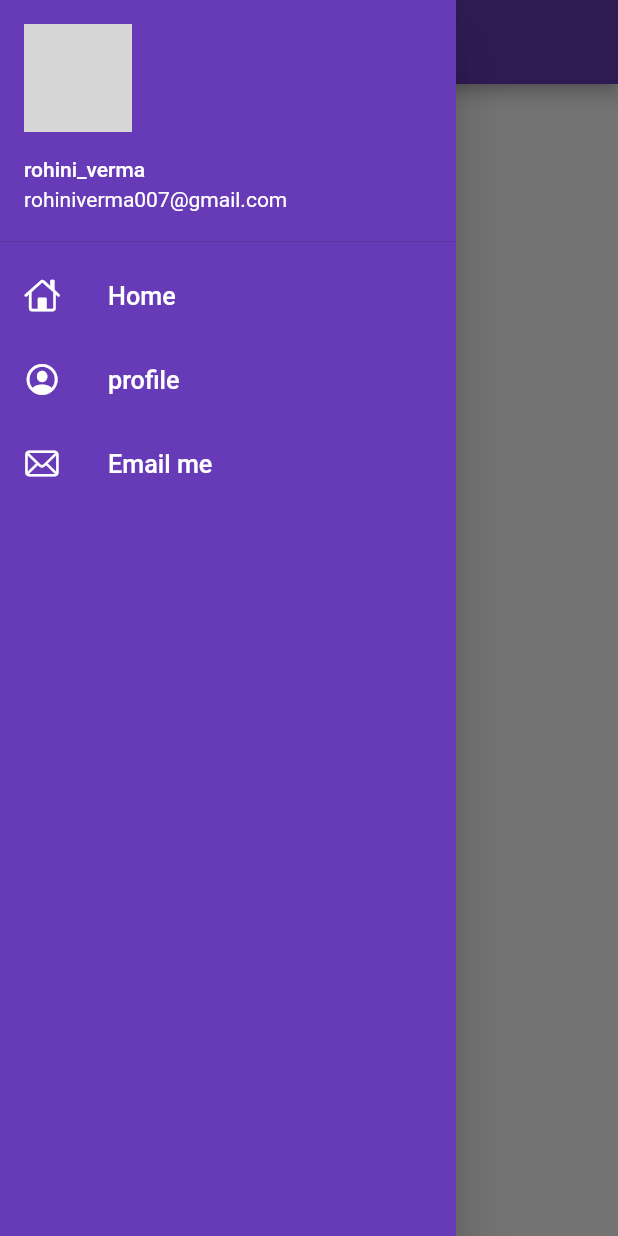
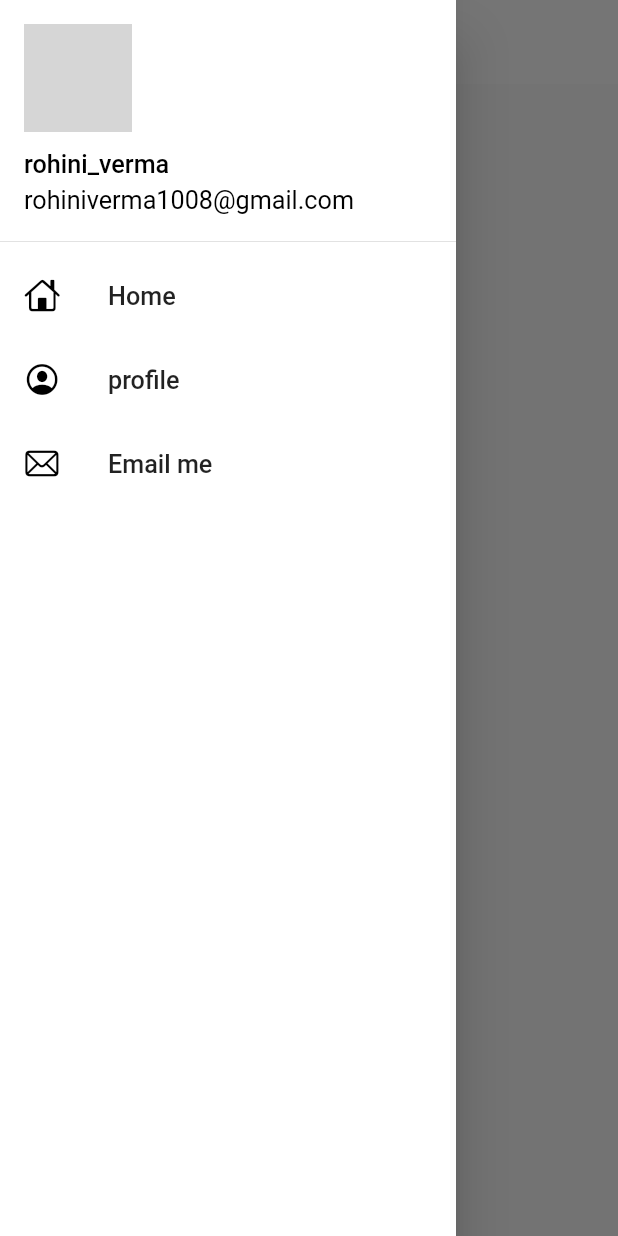
Before and after one commit to Amit00077/e_commerce_app.., a Flutter app: the screen it shows after launch, with the side drawer open, on a phone screen of 412 x 824 dp. Run offline on Flutter 3.47's test engine with Material 2 defaults, Android fonts, the phone set to English and light mode, and no system bars; network calls fail; grey boxes are pictures that could not be loaded.

Commit message:
themes extracted

```diff
--- a/lib/main.dart
+++ b/lib/main.dart
@@ -2,6 +2,7 @@ import 'package:flutter/material.dart';
 import 'package:new_app/pages/home_page.dart';
 import 'package:new_app/pages/login_page.dart';
 import 'package:new_app/utils/routes.dart';
+import 'package:new_app/widgets/themes.dart';
 
 void main() {
   runApp(MyApp());
@@ -14,8 +15,9 @@ class MyApp extends StatelessWidget {
       debugShowCheckedModeBanner: false,
       // home: HomePage(),
       themeMode: ThemeMode.light,
-      theme: ThemeData(primarySwatch: Colors.deepPurple),
-      darkTheme: ThemeData(brightness: Brightness.dark),
+      theme: Mytheme.lighttheme(context),
+      darkTheme: Mytheme.darktheme(context),
+
       initialRoute: MyRoutes.homeRoute,
       routes: {
         "/": (context) => loginpage(),
--- a/lib/pages/home_page.dart
+++ b/lib/pages/home_page.dart
@@ -7,7 +7,11 @@ class HomePage extends StatelessWidget {
   @override
   Widget build(BuildContext context) {
     return Scaffold(
-      appBar: AppBar(title: const Text("Catalog App")),
+      appBar: AppBar(
+          title: const Text(
+        "Catalog App",
+        style: TextStyle(color: Colors.black),
+      )),
       body: Center(
         child: Container(child: const Text("Welcome to our project")),
       ),
--- /dev/null
+++ b/lib/widgets/themes.dart
@@ -0,0 +1,13 @@
+import 'package:flutter/material.dart';
+
+class Mytheme {
+  static ThemeData lighttheme(BuildContext context) => ThemeData(
+      primarySwatch: Colors.deepPurple,
+      appBarTheme: const AppBarTheme(
+        color: Colors.white,
+        elevation: 0.0,
+        iconTheme: IconThemeData(color: Colors.black),
+      ));
+  static ThemeData darktheme(BuildContext context) =>
+      ThemeData(brightness: Brightness.dark);
+}
--- a/lib/widgets/widgets.dart
+++ b/lib/widgets/widgets.dart
@@ -11,51 +11,59 @@ class MyDrawer extends StatelessWidget {
         "https://hubstaff-talent.s3.amazonaws.com/avatars/ae4adc62d17d0ca2ce151ccaaaa05747.jpg";
     return Drawer(
       child: Container(
-        color: Colors.deepPurple,
+        color: Colors.white,
         child: ListView(
           padding: EdgeInsets.zero,
           children: [
             DrawerHeader(
                 padding: EdgeInsets.zero,
                 child: UserAccountsDrawerHeader(
-                    decoration: BoxDecoration(color: Colors.deepPurple),
+                    decoration: BoxDecoration(color: Colors.white),
                     margin: EdgeInsets.zero,
-                    accountEmail: Text("rohiniverma007@gmail.com"),
-                    accountName: Text("rohini_verma"),
+                    accountEmail: Text(
+                      "rohiniverma1008@gmail.com",
+                      textScaleFactor: 1.2,
+                      style: TextStyle(color: Colors.black),
+                    ),
+                    accountName: Text(
+                      "rohini_verma",
+                      textScaleFactor: 1.2,
+                      style: TextStyle(color: Colors.black),
+                    ),
                     currentAccountPicture: CircleAvatar(
                       backgroundImage: NetworkImage(imagrurl),
                     ))),
             ListTile(
               leading: Icon(
                 CupertinoIcons.home,
-                color: Colors.white,
+                color: Colors.black,
               ),
               title: Text(
                 "Home",
                 textScaleFactor: 1.2,
-                style: TextStyle(color: Colors.white),
+                // style: TextStyle(color: Colors.white),
               ),
             ),
             ListTile(
               leading: Icon(
                 CupertinoIcons.profile_circled,
-                color: Colors.white,
+                color: Colors.black,
               ),
               title: Text(
                 "profile",
                 textScaleFactor: 1.2,
-                style: TextStyle(color: Colors.white),
+                // style: TextStyle(color: Colors.white),
               ),
             ),
             ListTile(
               leading: Icon(
                 CupertinoIcons.mail,
-                color: Colors.white,
+                color: Colors.black,
               ),
               title: Text(
                 "Email me",
                 textScaleFactor: 1.2,
-                style: TextStyle(color: Colors.white),
+                // style: TextStyle(color: Colors.white),
               ),
             ),
           ],
```
